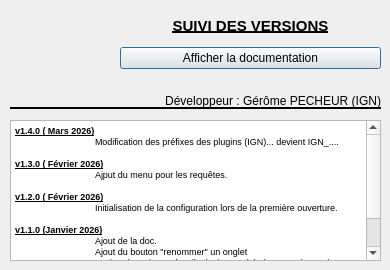
Before: the Qt Designer form aproposde.ui in IGNF/maitre-qgis-plugin, drawn with Qt 5.
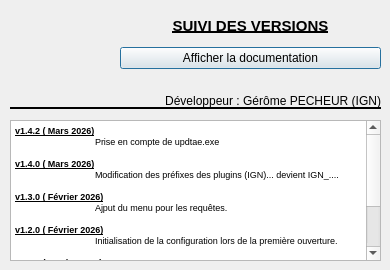
After: the same form once the commit is applied. Icons and pictures are not drawn.

```diff
--- a/aproposde.ui
+++ b/aproposde.ui
@@ -99,7 +99,10 @@
     <string>&lt;!DOCTYPE HTML PUBLIC &quot;-//W3C//DTD HTML 4.0//EN&quot; &quot;http://www.w3.org/TR/REC-html40/strict.dtd&quot;&gt;
 &lt;html&gt;&lt;head&gt;&lt;meta name=&quot;qrichtext&quot; content=&quot;1&quot; /&gt;&lt;style type=&quot;text/css&quot;&gt;
 p, li { white-space: pre-wrap; }
-&lt;/style&gt;&lt;/head&gt;&lt;body style=&quot; font-family:'MS Shell Dlg 2'; font-size:7.8pt; font-weight:400; font-style:normal;&quot;&gt;
+&lt;/style&gt;&lt;/head&gt;&lt;body style=&quot; font-family:'MS Shell Dlg 2'; font-size:8.25pt; font-weight:400; font-style:normal;&quot;&gt;
+&lt;p style=&quot; margin-top:0px; margin-bottom:0px; margin-left:0px; margin-right:0px; -qt-block-indent:0; text-indent:0px;&quot;&gt;&lt;span style=&quot; font-size:7pt; font-weight:600; text-decoration: underline;&quot;&gt;v1.4.2 ( Mars 2026)&lt;/span&gt;&lt;/p&gt;
+&lt;p style=&quot; margin-top:0px; margin-bottom:0px; margin-left:0px; margin-right:0px; -qt-block-indent:0; text-indent:0px;&quot;&gt;&lt;span style=&quot; font-size:7pt;&quot;&gt;	Prise en compte de updtae.exe&lt;/span&gt;&lt;/p&gt;
+&lt;p style=&quot;-qt-paragraph-type:empty; margin-top:0px; margin-bottom:0px; margin-left:0px; margin-right:0px; -qt-block-indent:0; text-indent:0px; font-size:7pt;&quot;&gt;&lt;br /&gt;&lt;/p&gt;
 &lt;p style=&quot; margin-top:0px; margin-bottom:0px; margin-left:0px; margin-right:0px; -qt-block-indent:0; text-indent:0px;&quot;&gt;&lt;span style=&quot; font-size:7pt; font-weight:600; text-decoration: underline;&quot;&gt;v1.4.0 ( Mars 2026)&lt;/span&gt;&lt;/p&gt;
 &lt;p style=&quot; margin-top:0px; margin-bottom:0px; margin-left:0px; margin-right:0px; -qt-block-indent:0; text-indent:0px;&quot;&gt;&lt;span style=&quot; font-size:7pt;&quot;&gt;	Modification des préfixes des plugins (IGN)... devient IGN_....&lt;/span&gt;&lt;/p&gt;
 &lt;p style=&quot;-qt-paragraph-type:empty; margin-top:0px; margin-bottom:0px; margin-left:0px; margin-right:0px; -qt-block-indent:0; text-indent:0px; font-size:7pt;&quot;&gt;&lt;br /&gt;&lt;/p&gt;
```
